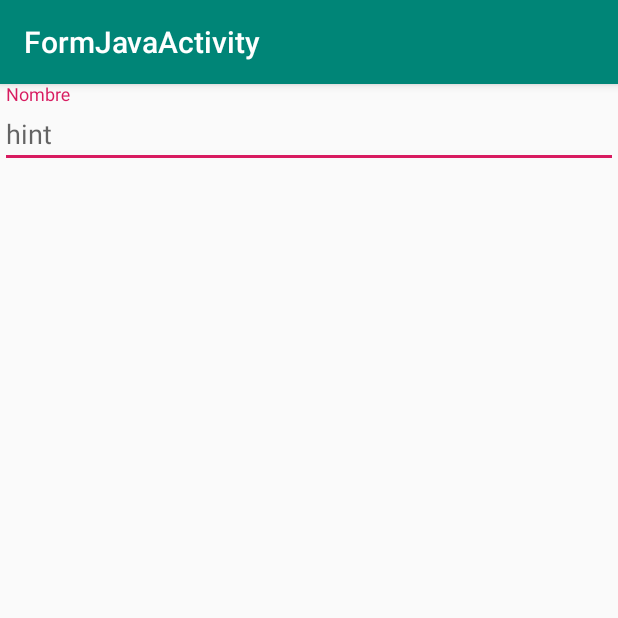
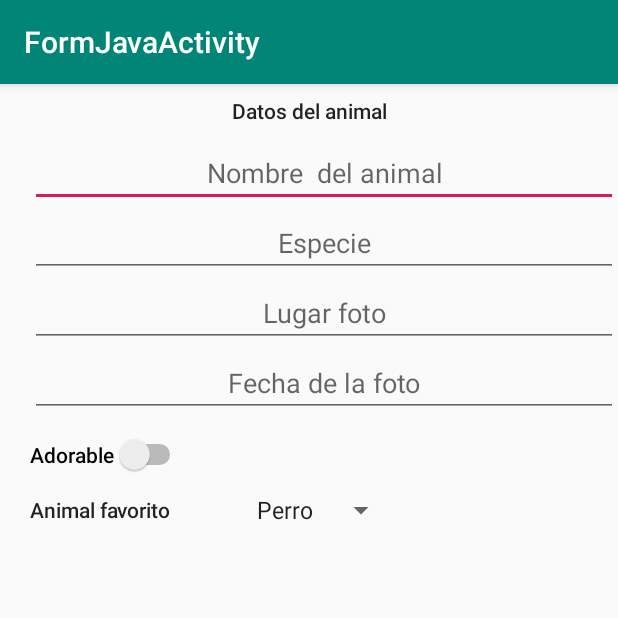
Before and after one commit to AMD031/proyectoAndroid, an Android app: the FormJavaActivity screen opened directly, with no data from a screen before it, on a phone screen of 412 x 824 dp, the top half of it. Run offline under Robolectric (Android 15) with nearby library versions, the phone set to English and light mode, and no system bars.

Commit message:
agregando formulario

```diff
--- a/app/src/main/java/proyecto/anigrud/AniCRUD.java
+++ b/app/src/main/java/proyecto/anigrud/AniCRUD.java
@@ -9,7 +9,6 @@ import android.os.Handler;
 import android.util.Log;
 
 import proyecto.anigrud.views.*;
-
 
 public class AniCRUD extends Activity {
     String TAG = "aniGRUD/MainActivitiy";
--- a/app/src/main/res/layout/content_form_java.xml
+++ b/app/src/main/res/layout/content_form_java.xml
@@ -9,6 +9,7 @@
     tools:showIn="@layout/activity_form_java">
 
     <ScrollView
+        android:id="@+id/scrollView2"
         android:layout_width="match_parent"
         android:layout_height="match_parent"
         app:layout_constraintEnd_toEndOf="parent"
@@ -19,17 +20,147 @@
             android:layout_height="wrap_content"
             android:orientation="vertical">
 
-            <com.google.android.material.textfield.TextInputLayout
+            <TextView
+                android:id="@+id/textView6"
+                android:layout_width="match_parent"
+                android:layout_height="wrap_content"
+                android:layout_marginTop="8dp"
+                android:autoText="false"
+                android:capitalize="none"
+                android:editable="false"
+                android:gravity="center_horizontal|center_vertical"
+                android:text="Datos del animal"
+                android:textAppearance="@style/TextAppearance.AppCompat.Body2" />
+
+            <LinearLayout
                 android:layout_width="match_parent"
                 android:layout_height="match_parent"
-                android:hint="Nombre">
+                android:layout_marginTop="8dp"
+                android:orientation="horizontal"
+                android:paddingLeft="20dp">
 
-                <com.google.android.material.textfield.TextInputEditText
+                <LinearLayout
                     android:layout_width="match_parent"
-                    android:layout_height="wrap_content"
-                    android:hint="hint" />
-            </com.google.android.material.textfield.TextInputLayout>
+                    android:layout_height="match_parent"
+                    android:orientation="vertical">
+                        android:paddingTop="10dp" />
+
+
+                    <EditText
+                        android:id="@+id/editText3"
+                        android:layout_width="match_parent"
+                        android:layout_height="wrap_content"
+                        android:ems="10"
+                        android:gravity="center_horizontal|center_vertical"
+                        android:hint="Nombre  del animal"
+                        android:inputType="text"
+                        android:paddingTop="11dp"
+                        android:maxLines="1"/>
+                    <EditText
+                        android:id="@+id/editText4"
+                        android:layout_width="match_parent"
+                        android:layout_height="wrap_content"
+                        android:ems="10"
+                        android:gravity="center_horizontal|center_vertical"
+                        android:hint="Especie"
+                        android:inputType="text"
+                        android:paddingTop="11dp"
+                        android:maxLines="1"/>
+
+
+
+                    <EditText
+                        android:id="@+id/editText5"
+                        android:layout_width="match_parent"
+                        android:layout_height="wrap_content"
+                        android:ems="10"
+                        android:gravity="center_horizontal|center_vertical"
+                        android:hint="Lugar foto"
+                        android:inputType="text"
+                        android:paddingTop="11dp"
+                        android:maxLines="1"/>
+
+
+
+
+
+                    <EditText
+                        android:id="@+id/editText"
+                        android:layout_width="match_parent"
+                        android:layout_height="wrap_content"
+                        android:ems="10"
+                        android:gravity="center_horizontal|center_vertical"
+                        android:hint="Fecha de la foto"
+                        android:inputType="date"
+                        android:paddingTop="11dp" />
+
+                </LinearLayout>
+
+            </LinearLayout>
+
+            <LinearLayout
+                android:layout_width="match_parent"
+                android:layout_height="match_parent"
+                android:orientation="horizontal"
+                android:paddingLeft="20dp"
+                android:paddingTop="11dp">
+
+                <LinearLayout
+                    android:layout_width="wrap_content"
+                    android:layout_height="match_parent"
+                    android:layout_weight="1"
+                    android:orientation="vertical">
+
+                    <Switch
+                        android:id="@+id/switch3"
+                        android:layout_width="wrap_content"
+                        android:layout_height="wrap_content"
+                        android:layout_weight="1"
+                        android:text="Adorable"
+                        android:textAppearance="@style/TextAppearance.AppCompat.Body2" />
+                </LinearLayout>
+
+            </LinearLayout>
+
+            <LinearLayout
+                android:layout_width="match_parent"
+                android:layout_height="match_parent"
+                android:orientation="horizontal"
+                android:paddingLeft="20dp"
+                android:paddingTop="11dp">
+
+                <LinearLayout
+                    android:layout_width="wrap_content"
+                    android:layout_height="match_parent"
+                    android:orientation="vertical">
+
+                    <TextView
+                        android:id="@+id/textView2"
+                        android:layout_width="wrap_content"
+                        android:layout_height="wrap_content"
+                        android:paddingTop="2dp"
+                        android:text="Animal favorito"
+                        android:textAppearance="@style/TextAppearance.AppCompat.Body2" />
+                </LinearLayout>
+
+                <LinearLayout
+                    android:layout_width="wrap_content"
+                    android:layout_height="match_parent"
+                    android:orientation="vertical">
+
+                    <Spinner
+                        android:id="@+id/spinner2"
+                        android:layout_width="wrap_content"
+                        android:layout_height="wrap_content"
+                        android:entries="@array/favorito"
+                        android:paddingLeft="50dp" />
+                </LinearLayout>
+            </LinearLayout>
+
+
         </LinearLayout>
+
+
     </ScrollView>
 
 </androidx.constraintlayout.widget.ConstraintLayout>
--- /dev/null
+++ b/app/src/main/res/values/values.xml
@@ -0,0 +1,10 @@
+<?xml version="1.0" encoding="utf-8"?>
+<resources>
+    <string-array name="favorito">
+        <item>Perro</item>
+        <item>Gato</item>
+        <item>Tigre</item>
+        <item>Elefante</item>
+        <item>otro</item>
+    </string-array>
+</resources>
```
Also changed, not shown: 1 other file.
